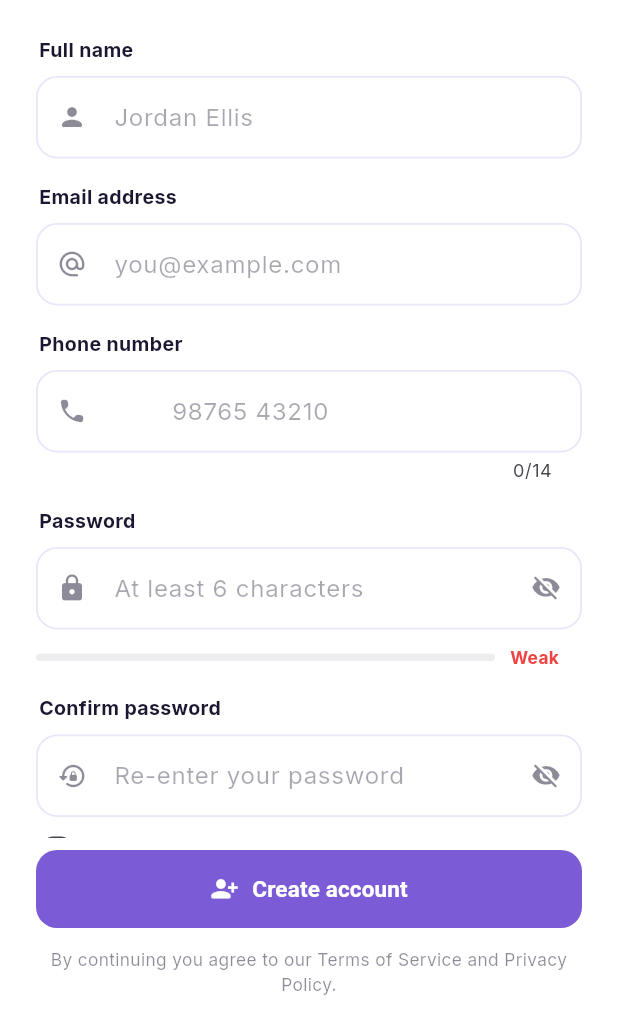
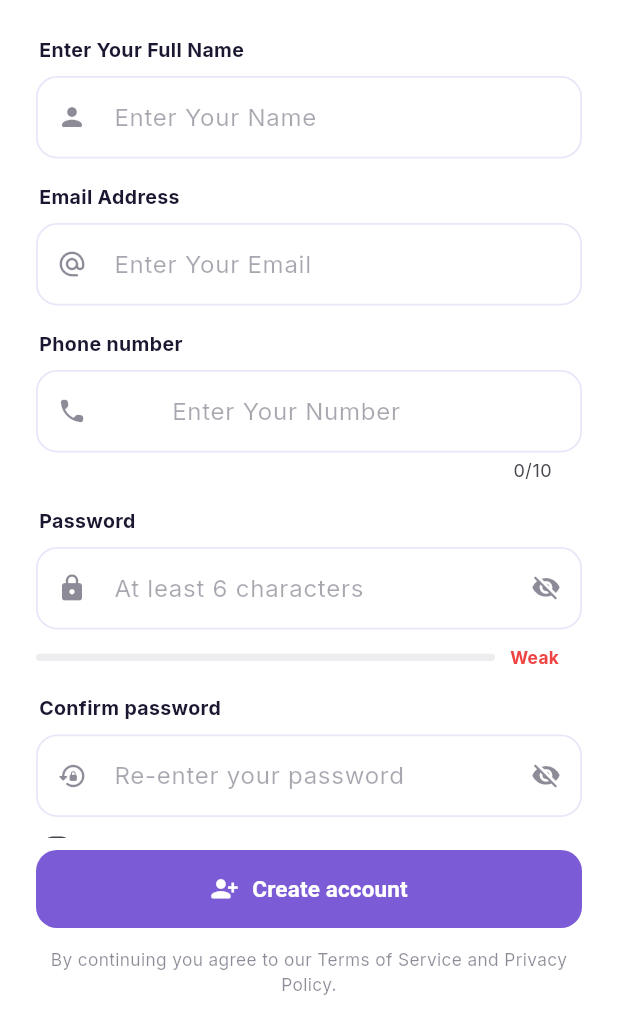
Before and after one commit to gunashekar-lang/Pet-App, a Flutter app: the screen it shows after launch, after a tap on "Skip", after a tap on "Sign in", after a tap on "Create an account", on a phone screen of 412 x 824 dp, the part 215-1236 px from its top. Run offline on Flutter 3.47's test engine with Material 3 defaults, Android fonts, the phone set to English and light mode, and no system bars; our stand-ins replace google_fonts, image_picker, shared_preferences; accounts and stored records are empty; statements that could not run were skipped.

Commit message:
Updated login and registration pages

```diff
--- a/lib/screens/auth/login_screen.dart
+++ b/lib/screens/auth/login_screen.dart
@@ -116,7 +116,7 @@ class _LoginScreenState extends State<LoginScreen> {
                 textInputAction: TextInputAction.next,
                 autocorrect: false,
                 decoration: const InputDecoration(
-                  hintText: 'you@example.com or 9876543210',
+                  hintText: 'Email or Phone',
                   prefixIcon: Icon(Icons.alternate_email_rounded, size: 20),
                 ),
                 validator: Validators.emailOrPhone,
@@ -218,14 +218,7 @@ class _LoginScreenState extends State<LoginScreen> {
                 onTap: isLoading ? null : () => _socialLogin(),
               ),
             ),
-            Gap.w12,
-            Expanded(
-              child: _SocialButton(
-                label: 'Apple',
-                icon: Icons.apple_rounded,
-                onTap: isLoading ? null : () => _socialLogin(),
-              ),
-            ),
+
           ],
         ),
         Gap.h24,
--- a/lib/screens/auth/register_screen.dart
+++ b/lib/screens/auth/register_screen.dart
@@ -117,26 +117,26 @@ class _RegisterScreenState extends State<RegisterScreen> {
           child: Column(
             crossAxisAlignment: CrossAxisAlignment.start,
             children: [
-              const _Label('Full name'),
+              const _Label('Enter Your Full Name'),
               TextFormField(
                 controller: _nameController,
                 textCapitalization: TextCapitalization.words,
                 textInputAction: TextInputAction.next,
                 decoration: const InputDecoration(
-                  hintText: 'Jordan Ellis',
+                  hintText: 'Enter Your Name',
                   prefixIcon: Icon(Icons.person_rounded, size: 20),
                 ),
                 validator: Validators.fullName,
               ),
               Gap.h16,
-              const _Label('Email address'),
+              const _Label('Email Address '),
               TextFormField(
                 controller: _emailController,
                 keyboardType: TextInputType.emailAddress,
                 textInputAction: TextInputAction.next,
                 autocorrect: false,
                 decoration: const InputDecoration(
-                  hintText: 'you@example.com',
+                  hintText: 'Enter Your Email',
                   prefixIcon: Icon(Icons.alternate_email_rounded, size: 20),
                 ),
                 validator: Validators.email,
@@ -148,12 +148,12 @@ class _RegisterScreenState extends State<RegisterScreen> {
                 keyboardType: TextInputType.phone,
                 textInputAction: TextInputAction.next,
                 decoration: const InputDecoration(
-                  hintText: '98765 43210',
+                  hintText: 'Enter Your Number',
                   prefixText: '+91  ',
                   prefixIcon: Icon(Icons.phone_rounded, size: 20),
                 ),
                 validator: Validators.phone,
-                maxLength: 14,
+                maxLength: 10,
               ),
               Gap.h16,
               const _Label('Password'),
```
